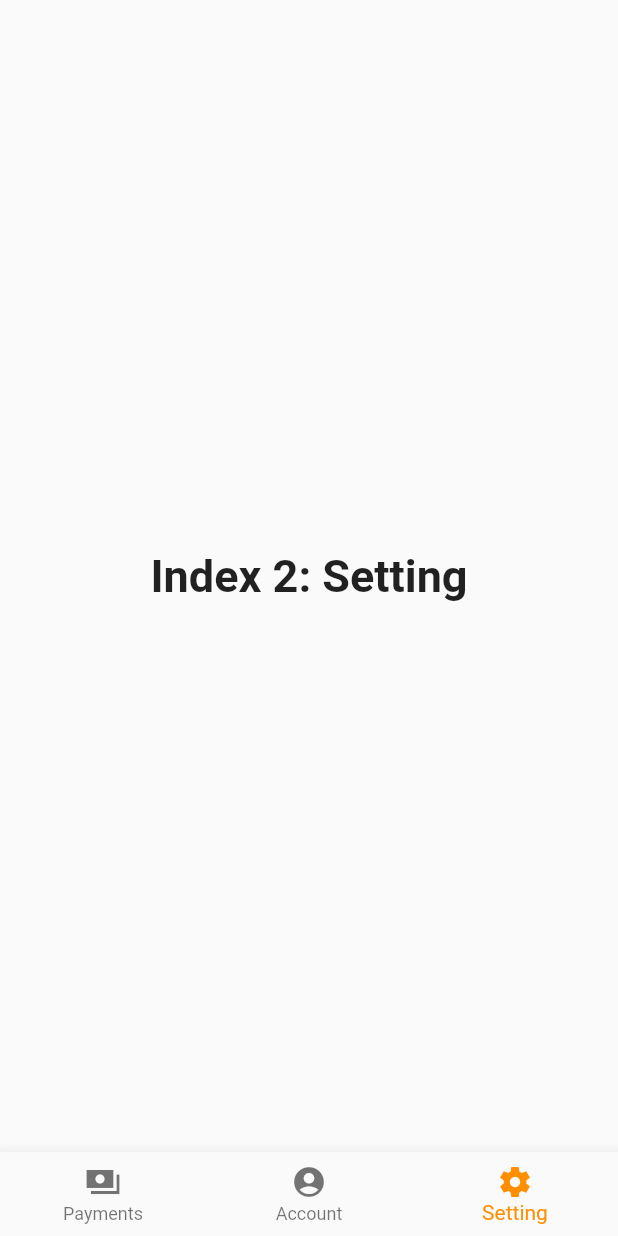
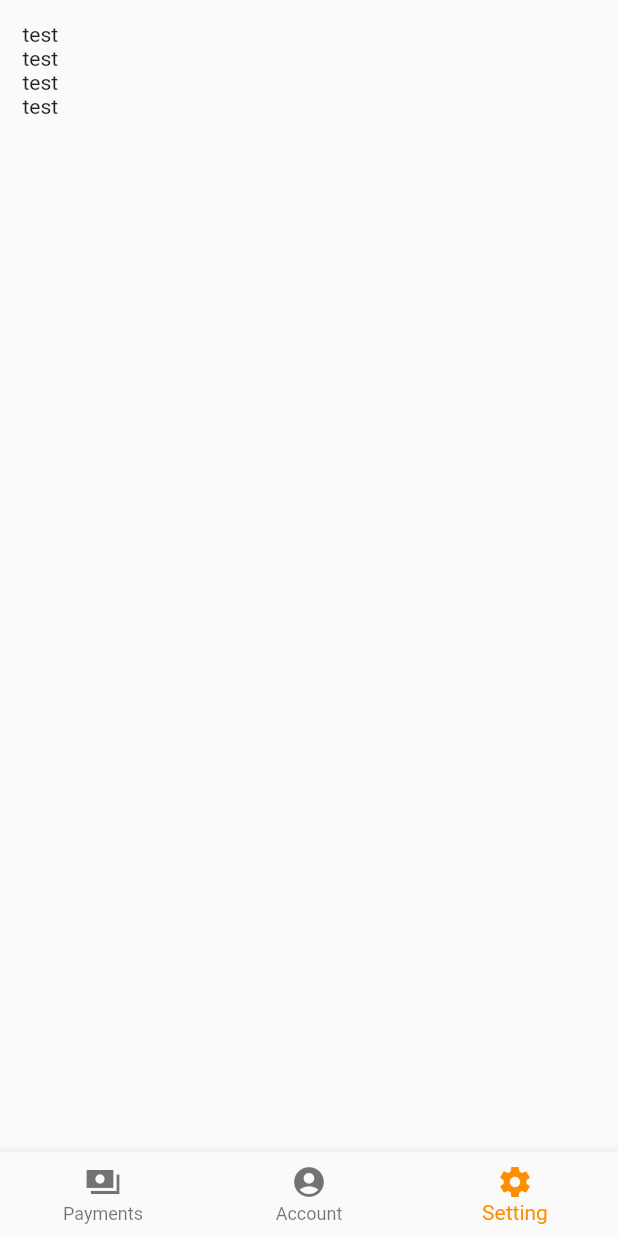
Before and after one commit to hoseCloud/sp1-frontend, a Flutter app: the screen it shows after launch, item 3 of the bottom bar chosen, on a phone screen of 412 x 824 dp. Run offline on Flutter 3.47's test engine with Material 2 defaults, Android fonts, the phone set to English and light mode, and no system bars.

Commit message:
Add screen to setting tab

```diff
--- a/lib/main.dart
+++ b/lib/main.dart
@@ -1,5 +1,6 @@
 import 'package:flutter/material.dart';
 import 'screen/account.dart';
+import 'screen/setting.dart';
 
 void main() {
   runApp(const MyApp());
@@ -39,10 +40,7 @@ class _MyHomePageState extends State<MyHomePage> {
       style: optionStyle,
     ),
     ScreenAccount(),
-    Text(
-      'Index 2: Setting',
-      style: optionStyle,
-    ),
+    ScreenSetting(),
   ];
 
   void _onItemTapped(int index) {
--- /dev/null
+++ b/lib/screen/setting.dart
@@ -0,0 +1,24 @@
+/* List of contained screens
+ #003 ScreenSetting
+*/
+import 'package:flutter/material.dart';
+
+// #003 ScreenSetting
+class ScreenSetting extends StatelessWidget {
+  const ScreenSetting({Key? key}) : super(key: key);
+
+  @override
+  Widget build(BuildContext context) {
+    return Scaffold(
+      body: ListView(
+          padding: const EdgeInsets.all(15.0),
+          children: const <Widget>[
+            Text("test"),
+            Text("test"),
+            Text("test"),
+            Text("test"),
+          ],
+      ),
+    );
+  }
+}
```
